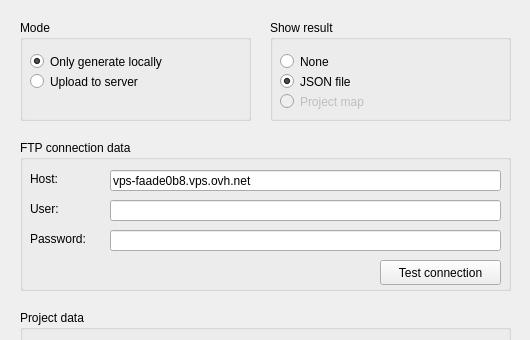
This is qgs_layer_parser_dialog_base.ui in geraldo/layertree2json as Qt 5 draws it before an edit; both pictures show x 0 to 530 and y 0 to 340 of the 530 by 529 pixel window. The edited form follows.
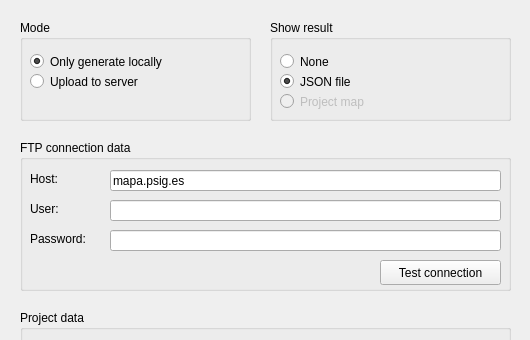
This is the edited form. Custom widgets are drawn as their Qt base class.

Commit message: save state of ftp settings and selected project

What changed in the file:
```diff
--- a/qgs_layer_parser_dialog_base.ui
+++ b/qgs_layer_parser_dialog_base.ui
@@ -96,7 +96,7 @@
      </rect>
     </property>
     <property name="text">
-     <string>vps-faade0b8.vps.ovh.net</string>
+     <string>mapa.psig.es</string>
     </property>
    </widget>
    <widget class="QLineEdit" name="inputUser">
```
The commit also changes 1 other file.
